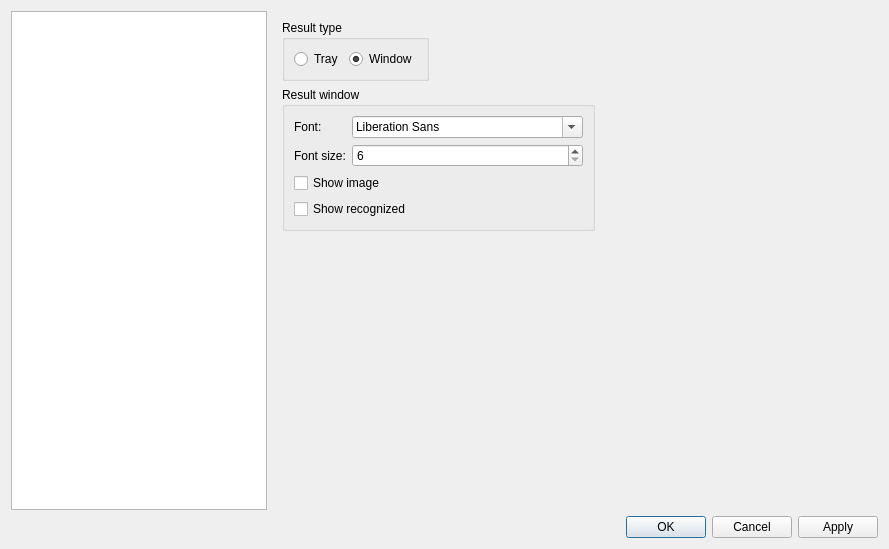
The window that src/settingseditor.ui (OneMoreGres/ScreenTranslator) describes before a commit, drawn with Qt 5.
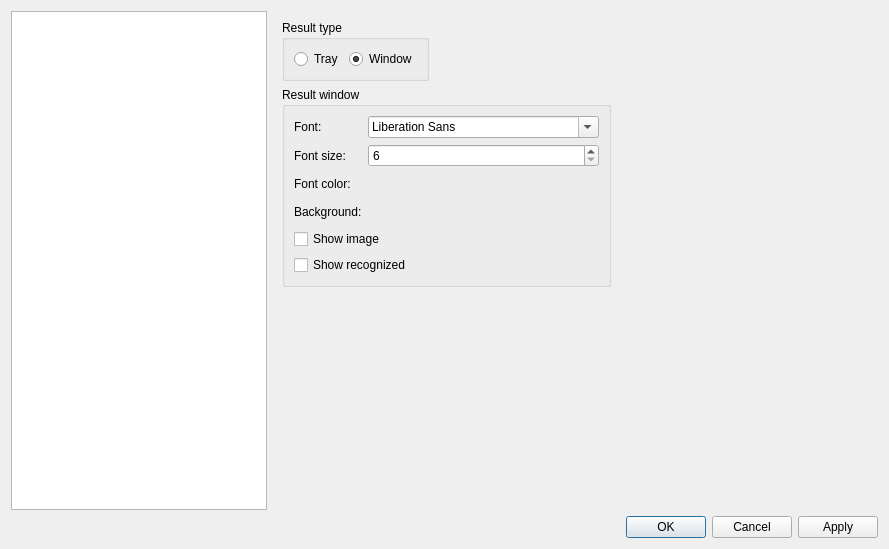
The same window after the commit. The open tabs and pages were chosen to show the change. Custom widgets are drawn as their Qt base class.

Commit message: Add ability to change result font and background colors

```diff
--- a/src/settingseditor.ui
+++ b/src/settingseditor.ui
@@ -436,19 +436,6 @@
           <string>Result window</string>
          </property>
          <layout class="QGridLayout" name="gridLayout_8">
-          <item row="1" column="1">
-           <widget class="QSpinBox" name="resultFontSize">
-            <property name="minimum">
-             <number>6</number>
-            </property>
-            <property name="maximum">
-             <number>24</number>
-            </property>
-           </widget>
-          </item>
-          <item row="0" column="1">
-           <widget class="QFontComboBox" name="resultFont"/>
-          </item>
           <item row="0" column="0">
            <widget class="QLabel" name="label_18">
             <property name="text">
@@ -456,6 +443,9 @@
             </property>
            </widget>
           </item>
+          <item row="0" column="1">
+           <widget class="QFontComboBox" name="resultFont"/>
+          </item>
           <item row="1" column="0">
            <widget class="QLabel" name="label_19">
             <property name="text">
@@ -463,14 +453,58 @@
             </property>
            </widget>
           </item>
-          <item row="2" column="0" colspan="2">
+          <item row="1" column="1">
+           <widget class="QSpinBox" name="resultFontSize">
+            <property name="minimum">
+             <number>6</number>
+            </property>
+            <property name="maximum">
+             <number>24</number>
+            </property>
+           </widget>
+          </item>
+          <item row="2" column="0">
+           <widget class="QLabel" name="label_20">
+            <property name="text">
+             <string>Font color:</string>
+            </property>
+           </widget>
+          </item>
+          <item row="2" column="1">
+           <widget class="QPushButton" name="fontColor">
+            <property name="text">
+             <string/>
+            </property>
+            <property name="flat">
+             <bool>true</bool>
+            </property>
+           </widget>
+          </item>
+          <item row="3" column="0">
+           <widget class="QLabel" name="label_21">
+            <property name="text">
+             <string>Background:</string>
+            </property>
+           </widget>
+          </item>
+          <item row="3" column="1">
+           <widget class="QPushButton" name="backgroundColor">
+            <property name="text">
+             <string/>
+            </property>
+            <property name="flat">
+             <bool>true</bool>
+            </property>
+           </widget>
+          </item>
+          <item row="4" column="0" colspan="2">
            <widget class="QCheckBox" name="showCaptured">
             <property name="text">
              <string>Show image</string>
             </property>
            </widget>
           </item>
-          <item row="3" column="0" colspan="2">
+          <item row="5" column="0" colspan="2">
            <widget class="QCheckBox" name="showRecognized">
             <property name="text">
              <string>Show recognized</string>
```
The commit also changes 6 other files.
